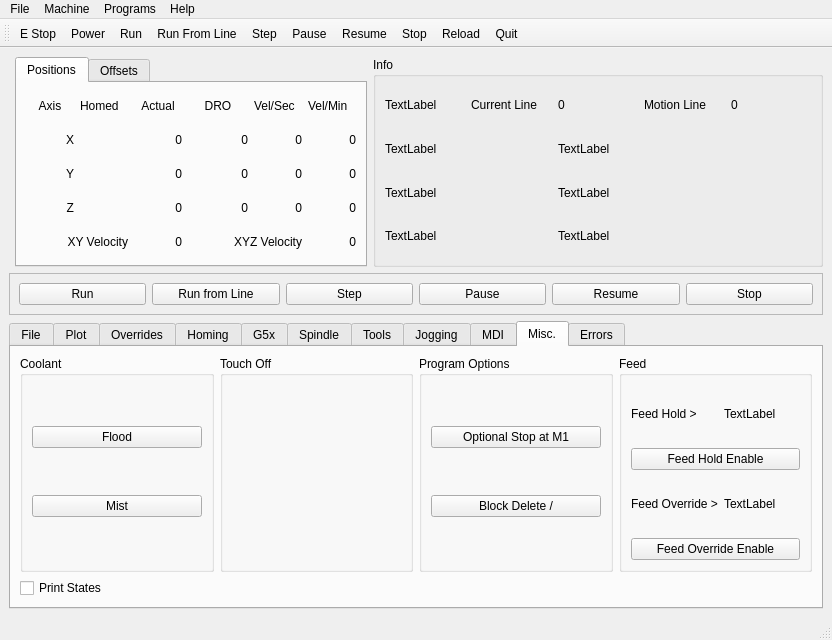
Qt form examples/xyz.ui (jethornton/flexgui) before a commit.
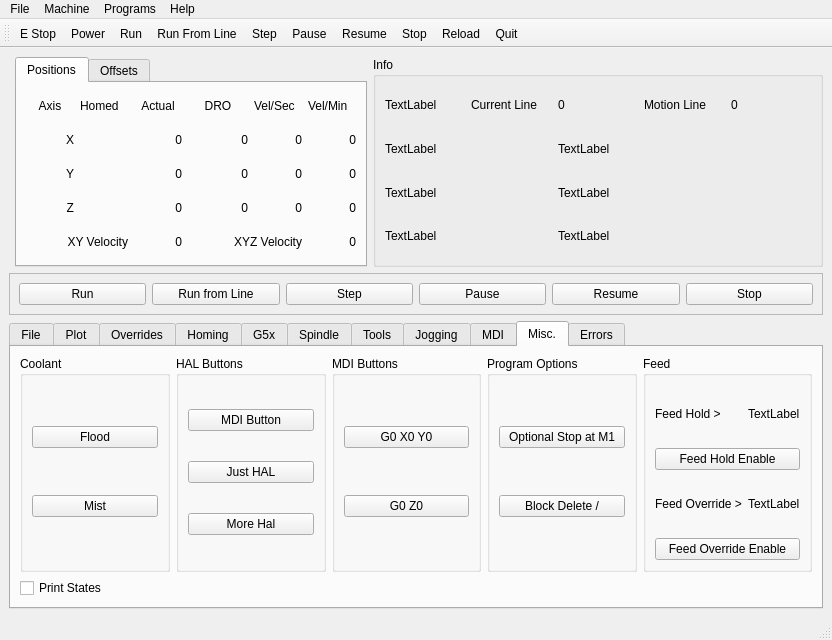
The same form after that commit. The open tabs and pages were chosen to show the change.

```diff
--- a/examples/xyz.ui
+++ b/examples/xyz.ui
@@ -1137,67 +1137,46 @@
         <string>Misc.</string>
        </attribute>
        <layout class="QGridLayout" name="gridLayout_28">
-        <item row="0" column="0">
-         <widget class="QGroupBox" name="groupBox_11">
-          <property name="title">
-           <string>Coolant</string>
-          </property>
-          <layout class="QGridLayout" name="gridLayout_25">
-           <item row="0" column="0">
-            <widget class="QPushButton" name="flood_pb">
-             <property name="text">
-              <string>Flood</string>
-             </property>
-             <property name="checkable">
-              <bool>true</bool>
-             </property>
-            </widget>
-           </item>
-           <item row="1" column="0">
-            <widget class="QPushButton" name="mist_pb">
-             <property name="text">
-              <string>Mist</string>
-             </property>
-             <property name="checkable">
-              <bool>true</bool>
-             </property>
-            </widget>
-           </item>
-          </layout>
-         </widget>
-        </item>
-        <item row="0" column="1">
+        <item row="0" column="2">
          <widget class="QGroupBox" name="groupBox_10">
           <property name="title">
-           <string>Touch Off</string>
+           <string>MDI Buttons</string>
           </property>
-          <layout class="QGridLayout" name="gridLayout_24"/>
-         </widget>
-        </item>
-        <item row="0" column="2">
-         <widget class="QGroupBox" name="groupBox_12">
-          <property name="title">
-           <string>Program Options</string>
-          </property>
-          <layout class="QGridLayout" name="gridLayout_26">
+          <layout class="QGridLayout" name="gridLayout_24">
            <item row="0" column="0">
-            <widget class="QPushButton" name="optional_stop_pb">
+            <widget class="QPushButton" name="pushButton">
              <property name="text">
-              <string>Optional Stop at M1</string>
+              <string>G0 X0 Y0</string>
+             </property>
+             <property name="function" stdset="0">
+              <string>mdi</string>
+             </property>
+             <property name="command" stdset="0">
+              <string>G0 X0 Y0</string>
              </property>
             </widget>
            </item>
            <item row="1" column="0">
-            <widget class="QPushButton" name="block_delete_pb">
+            <widget class="QPushButton" name="pushButton_2">
              <property name="text">
-              <string>Block Delete /</string>
+              <string>G0 Z0</string>
+             </property>
+             <property name="function" stdset="0">
+              <string>mdi</string>
              </property>
             </widget>
            </item>
           </layout>
          </widget>
         </item>
-        <item row="0" column="3">
+        <item row="1" column="0" colspan="3">
+         <widget class="QCheckBox" name="print_states_cb">
+          <property name="text">
+           <string>Print States</string>
+          </property>
+         </widget>
+        </item>
+        <item row="0" column="4">
          <widget class="QGroupBox" name="groupBox_13">
           <property name="title">
            <string>Feed</string>
@@ -1248,11 +1227,95 @@
           </layout>
          </widget>
         </item>
-        <item row="1" column="0" colspan="2">
-         <widget class="QCheckBox" name="print_states_cb">
-          <property name="text">
-           <string>Print States</string>
+        <item row="0" column="0">
+         <widget class="QGroupBox" name="groupBox_11">
+          <property name="title">
+           <string>Coolant</string>
           </property>
+          <layout class="QGridLayout" name="gridLayout_25">
+           <item row="0" column="0">
+            <widget class="QPushButton" name="flood_pb">
+             <property name="text">
+              <string>Flood</string>
+             </property>
+             <property name="checkable">
+              <bool>true</bool>
+             </property>
+            </widget>
+           </item>
+           <item row="1" column="0">
+            <widget class="QPushButton" name="mist_pb">
+             <property name="text">
+              <string>Mist</string>
+             </property>
+             <property name="checkable">
+              <bool>true</bool>
+             </property>
+            </widget>
+           </item>
+          </layout>
+         </widget>
+        </item>
+        <item row="0" column="3">
+         <widget class="QGroupBox" name="groupBox_12">
+          <property name="title">
+           <string>Program Options</string>
+          </property>
+          <layout class="QGridLayout" name="gridLayout_26">
+           <item row="0" column="0">
+            <widget class="QPushButton" name="optional_stop_pb">
+             <property name="text">
+              <string>Optional Stop at M1</string>
+             </property>
+            </widget>
+           </item>
+           <item row="1" column="0">
+            <widget class="QPushButton" name="block_delete_pb">
+             <property name="text">
+              <string>Block Delete /</string>
+             </property>
+            </widget>
+           </item>
+          </layout>
+         </widget>
+        </item>
+        <item row="0" column="1">
+         <widget class="QGroupBox" name="groupBox_2">
+          <property name="title">
+           <string>HAL Buttons</string>
+          </property>
+          <layout class="QGridLayout" name="gridLayout_34">
+           <item row="0" column="0">
+            <widget class="QPushButton" name="pushButton_3">
+             <property name="text">
+              <string>MDI Button</string>
+             </property>
+             <property name="function" stdset="0">
+              <string>hal_pin</string>
+             </property>
+             <property name="pin_0" stdset="0">
+              <string>hal-mdi-01, HAL_BIT, HAL_OUT</string>
+             </property>
+             <property name="required" stdset="0">
+              <string>homed</string>
+             </property>
+            </widget>
+           </item>
+           <item row="1" column="0">
+            <widget class="QPushButton" name="pushButton_4">
+             <property name="text">
+              <string>Just HAL</string>
+             </property>
+            </widget>
+           </item>
+           <item row="2" column="0">
+            <widget class="QPushButton" name="pushButton_5">
+             <property name="text">
+              <string>More Hal</string>
+             </property>
+            </widget>
+           </item>
+          </layout>
          </widget>
         </item>
        </layout>
```
Left out of the diff: 31 changed lines with no effect on the pictures.
